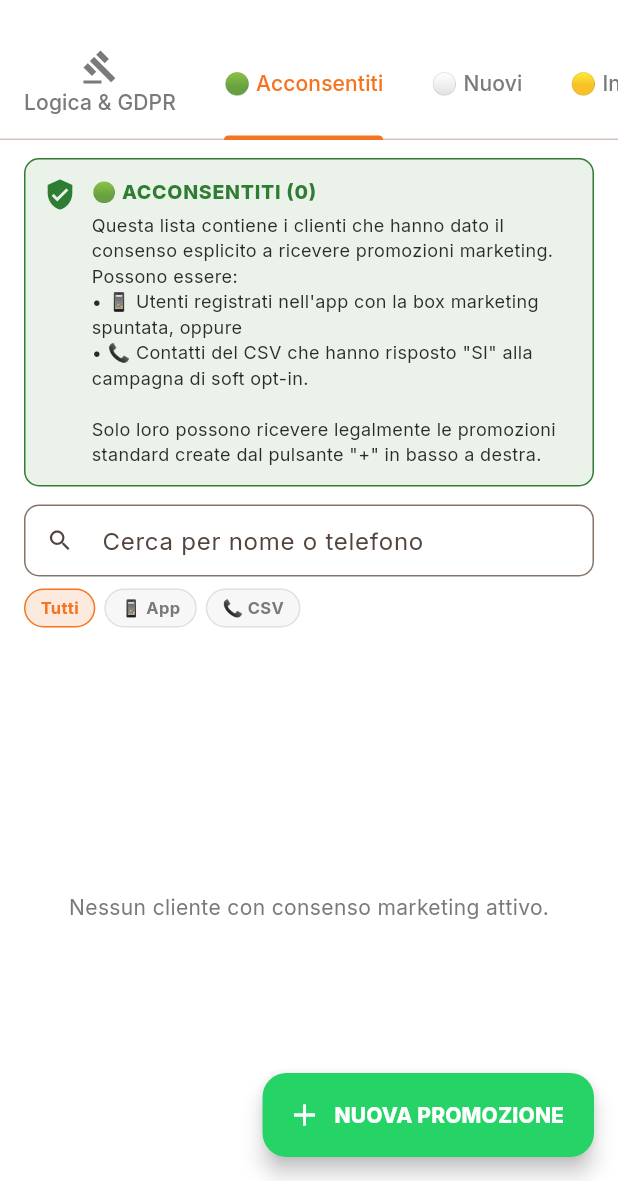
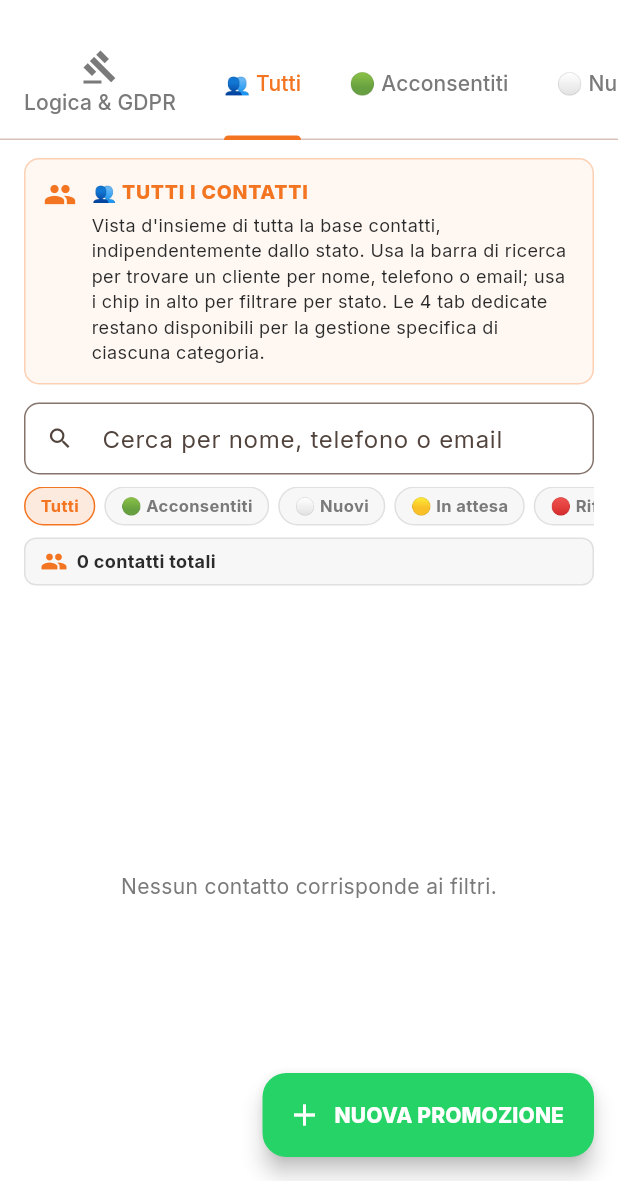
Before and after one commit to nico85-prog/silvestre-app, a Flutter app: the OperatorPromotionScreen screen opened directly, tab 2 chosen, on a phone screen of 412 x 824 dp, the part 55-1236 px from its top. Run offline on Flutter 3.47's test engine with Material 3 defaults, Android fonts, the phone set to English and light mode, and no system bars; our stand-ins replace cloud_firestore, firebase_auth, firebase_core, firebase_messaging, google_fonts, image_picker; accounts and stored records are empty; network calls fail.

Commit message:
feat(promo): aggiungi tab "👥 Tutti" con vista d'insieme contatti
Nuova tab inserita come seconda (dopo Logica & GDPR, prima delle 4
tab di stato). Pannello promo ora ha 6 tab totali.

Tab Tutti mostra:
  - Lista completa di TUTTI i contatti, ordinata per nome
  - Per ogni riga: emoji colore stato (🟢⚪🟡🔴) + badge testuale
    ("ACCONSENTITO", "NUOVO", "IN ATTESA", "RIFIUTATO")
  - Sorgente (📱 App / 📞 CSV)
  - Nome, telefono, email
  - Info contestuale:
    * 🟢 → "acconsentito il GG/MM/AAAA"
    * 🟡 → "soft opt-in inviato Ngg fa"
    * 🔴 → "rifiutato il GG/MM/AAAA"
    * ⚪ → "mai contattato"
  - Background row tintato col colore dello stato (verde/giallo/rosso/grigio)

Filtri:
  - Search bar: nome, telefono, email
  - Chip stato: Tutti / 🟢 / ⚪ / 🟡 / 🔴
  - Counter live "N contatti totali" o "N trovati"

Co-Authored-By: Claude Opus 4.7 (1M context) <noreply@anthropic.com>

```diff
--- a/app/lib/screens/operator/operator_promotion_screen.dart
+++ b/app/lib/screens/operator/operator_promotion_screen.dart
@@ -4,6 +4,7 @@ import '../../state/promotions_state.dart';
 import '../../theme/app_theme.dart';
 import 'new_promotion_screen.dart';
 import 'promotion_tabs/tab_logica_gdpr.dart';
+import 'promotion_tabs/tab_tutti.dart';
 import 'promotion_tabs/tab_acconsentiti.dart';
 import 'promotion_tabs/tab_nuovi.dart';
 import 'promotion_tabs/tab_in_attesa.dart';
@@ -28,7 +29,7 @@ class OperatorPromotionScreen extends StatefulWidget {
 class _OperatorPromotionScreenState extends State<OperatorPromotionScreen>
     with SingleTickerProviderStateMixin {
   late final TabController _tabController =
-      TabController(length: 5, vsync: this);
+      TabController(length: 6, vsync: this);
 
   @override
   void initState() {
@@ -58,6 +59,7 @@ class _OperatorPromotionScreenState extends State<OperatorPromotionScreen>
           indicatorColor: palette.primary,
           tabs: const [
             Tab(icon: Icon(Icons.gavel), text: 'Logica & GDPR'),
+            Tab(text: '👥 Tutti'),
             Tab(text: '🟢 Acconsentiti'),
             Tab(text: '⚪ Nuovi'),
             Tab(text: '🟡 In attesa'),
@@ -69,6 +71,7 @@ class _OperatorPromotionScreenState extends State<OperatorPromotionScreen>
         controller: _tabController,
         children: [
           PromoTabLogicaGdpr(palette: palette),
+          PromoTabTutti(palette: palette),
           PromoTabAcconsentiti(palette: palette),
           PromoTabNuovi(palette: palette),
           PromoTabInAttesa(palette: palette),
--- /dev/null
+++ b/app/lib/screens/operator/promotion_tabs/tab_tutti.dart
@@ -0,0 +1,360 @@
+import 'package:flutter/material.dart';
+import '../../../state/marketing_contacts_state.dart';
+import '../../../theme/app_theme.dart';
+
+/// Tab 👥 Tutti — vista d'insieme di tutti i contatti del sistema con
+/// badge di stato e filtri rapidi. Utile per ricerca globale e audit.
+class PromoTabTutti extends StatefulWidget {
+  final SilvestrePalette palette;
+  const PromoTabTutti({super.key, required this.palette});
+
+  @override
+  State<PromoTabTutti> createState() => _PromoTabTuttiState();
+}
+
+class _PromoTabTuttiState extends State<PromoTabTutti> {
+  String _search = '';
+  String _statusFilter = 'all'; // 'all' | 'yes' | 'new' | 'awaiting' | 'no'
+
+  String _statusOf(MarketingContact c) {
+    if (c.isOptedIn) return 'yes';
+    if (c.isNew) return 'new';
+    if (c.isAwaiting) return 'awaiting';
+    if (c.isRejected) return 'no';
+    return 'unknown';
+  }
+
+  String _emojiOf(String status) => switch (status) {
+        'yes' => '🟢',
+        'new' => '⚪',
+        'awaiting' => '🟡',
+        'no' => '🔴',
+        _ => '⚫',
+      };
+
+  String _labelOf(String status) => switch (status) {
+        'yes' => 'Acconsentito',
+        'new' => 'Nuovo',
+        'awaiting' => 'In attesa',
+        'no' => 'Rifiutato',
+        _ => '',
+      };
+
+  @override
+  Widget build(BuildContext context) {
+    return AnimatedBuilder(
+      animation: marketingContactsState,
+      builder: (context, _) {
+        if (marketingContactsState.loading &&
+            marketingContactsState.contacts.isEmpty) {
+          return const Center(child: CircularProgressIndicator());
+        }
+        final palette = widget.palette;
+        var list = marketingContactsState.contacts.toList();
+        // Ordinamento naturale: per nome
+        list.sort((a, b) => a.name.toLowerCase().compareTo(b.name.toLowerCase()));
+
+        if (_statusFilter != 'all') {
+          list = list.where((c) => _statusOf(c) == _statusFilter).toList();
+        }
+        if (_search.trim().isNotEmpty) {
+          final q = _search.trim().toLowerCase();
+          list = list
+              .where((c) =>
+                  c.name.toLowerCase().contains(q) ||
+                  c.phone.contains(q) ||
+                  c.email.toLowerCase().contains(q))
+              .toList();
+        }
+
+        return Column(
+          children: [
+            _explanationBanner(palette),
+            Padding(
+              padding: const EdgeInsets.fromLTRB(16, 12, 16, 0),
+              child: TextField(
+                decoration: InputDecoration(
+                  hintText: 'Cerca per nome, telefono o email',
+                  prefixIcon: const Icon(Icons.search),
+                  border: OutlineInputBorder(
+                      borderRadius: BorderRadius.circular(10)),
+                  isDense: true,
+                ),
+                onChanged: (v) => setState(() => _search = v),
+              ),
+            ),
+            Padding(
+              padding: const EdgeInsets.fromLTRB(16, 8, 16, 4),
+              child: SingleChildScrollView(
+                scrollDirection: Axis.horizontal,
+                child: Row(
+                  children: [
+                    _chip('Tutti', 'all', palette),
+                    const SizedBox(width: 6),
+                    _chip('🟢 Acconsentiti', 'yes', palette),
+                    const SizedBox(width: 6),
+                    _chip('⚪ Nuovi', 'new', palette),
+                    const SizedBox(width: 6),
+                    _chip('🟡 In attesa', 'awaiting', palette),
+                    const SizedBox(width: 6),
+                    _chip('🔴 Rifiutati', 'no', palette),
+                  ],
+                ),
+              ),
+            ),
+            Padding(
+              padding: const EdgeInsets.fromLTRB(16, 4, 16, 4),
+              child: Container(
+                padding:
+                    const EdgeInsets.symmetric(horizontal: 10, vertical: 6),
+                decoration: BoxDecoration(
+                  color: palette.surface,
+                  borderRadius: BorderRadius.circular(8),
+                  border: Border.all(color: palette.border),
+                ),
+                child: Row(
+                  children: [
+                    Icon(Icons.people, size: 18, color: palette.primary),
+                    const SizedBox(width: 6),
+                    Text(
+                      '${list.length} contatti'
+                      '${_statusFilter == 'all' && _search.isEmpty ? ' totali' : ' trovati'}',
+                      style: TextStyle(
+                          fontWeight: FontWeight.w700,
+                          color: palette.textPrimary,
+                          fontSize: 12),
+                    ),
+                  ],
+                ),
+              ),
+            ),
+            Expanded(
+              child: list.isEmpty
+                  ? Center(
+                      child: Padding(
+                        padding: const EdgeInsets.all(24),
+                        child: Text(
+                          'Nessun contatto corrisponde ai filtri.',
+                          textAlign: TextAlign.center,
+                          style: TextStyle(color: palette.textSecondary),
+                        ),
+                      ),
+                    )
+                  : ListView.separated(
+                      padding:
+                          const EdgeInsets.fromLTRB(16, 4, 16, 16),
+                      itemCount: list.length,
+                      separatorBuilder: (_, _) =>
+                          const SizedBox(height: 4),
+                      itemBuilder: (context, i) =>
+                          _row(palette, list[i]),
+                    ),
+            ),
+          ],
+        );
+      },
+    );
+  }
+
+  Widget _explanationBanner(SilvestrePalette palette) {
+    return Container(
+      margin: const EdgeInsets.fromLTRB(16, 12, 16, 0),
+      padding: const EdgeInsets.all(12),
+      decoration: BoxDecoration(
+        color: palette.primary.withValues(alpha: 0.06),
+        borderRadius: BorderRadius.circular(10),
+        border: Border.all(color: palette.primary.withValues(alpha: 0.3)),
+      ),
+      child: Row(
+        crossAxisAlignment: CrossAxisAlignment.start,
+        children: [
+          Icon(Icons.people, color: palette.primary, size: 22),
+          const SizedBox(width: 10),
+          Expanded(
+            child: Column(
+              crossAxisAlignment: CrossAxisAlignment.start,
+              children: [
+                Text(
+                  '👥 TUTTI I CONTATTI',
+                  style: TextStyle(
+                      fontWeight: FontWeight.w800,
+                      color: palette.primary,
+                      fontSize: 13,
+                      letterSpacing: 0.5),
+                ),
+                const SizedBox(height: 4),
+                Text(
+                  'Vista d\'insieme di tutta la base contatti, '
+                  'indipendentemente dallo stato. Usa la barra di ricerca '
+                  'per trovare un cliente per nome, telefono o email; '
+                  'usa i chip in alto per filtrare per stato. Le 4 tab '
+                  'dedicate restano disponibili per la gestione '
+                  'specifica di ciascuna categoria.',
+                  style: TextStyle(
+                      fontSize: 12,
+                      height: 1.4,
+                      color: palette.textPrimary),
+                ),
+              ],
+            ),
+          ),
+        ],
+      ),
+    );
+  }
+
+  Widget _chip(String label, String value, SilvestrePalette palette) {
+    final selected = _statusFilter == value;
+    return InkWell(
+      onTap: () => setState(() => _statusFilter = value),
+      child: Container(
+        padding: const EdgeInsets.symmetric(horizontal: 10, vertical: 4),
+        decoration: BoxDecoration(
+          color: selected
+              ? palette.primary.withValues(alpha: 0.15)
+              : palette.surface,
+          borderRadius: BorderRadius.circular(20),
+          border: Border.all(
+              color: selected ? palette.primary : palette.border),
+        ),
+        child: Text(label,
+            style: TextStyle(
+                fontSize: 11,
+                fontWeight: FontWeight.w700,
+                color: selected
+                    ? palette.primary
+                    : palette.textSecondary)),
+      ),
+    );
+  }
+
+  Color _bgColorOf(String status, SilvestrePalette palette) =>
+      switch (status) {
+        'yes' => const Color(0xFF2E7D32).withValues(alpha: 0.07),
+        'new' => palette.surface,
+        'awaiting' => palette.warning.withValues(alpha: 0.07),
+        'no' => palette.error.withValues(alpha: 0.06),
+        _ => palette.surface,
+      };
+
+  Color _borderColorOf(String status, SilvestrePalette palette) =>
+      switch (status) {
+        'yes' => const Color(0xFF2E7D32).withValues(alpha: 0.4),
+        'new' => palette.border,
+        'awaiting' => palette.warning.withValues(alpha: 0.5),
+        'no' => palette.error.withValues(alpha: 0.4),
+        _ => palette.border,
+      };
+
+  Color _statusColorOf(String status, SilvestrePalette palette) =>
+      switch (status) {
+        'yes' => const Color(0xFF2E7D32),
+        'new' => palette.textSecondary,
+        'awaiting' => palette.warning,
+        'no' => palette.error,
+        _ => palette.textSecondary,
+      };
+
+  String _fmtDate(DateTime d) =>
+      '${d.day.toString().padLeft(2, '0')}/'
+      '${d.month.toString().padLeft(2, '0')}/${d.year}';
+
+  String _daysAgo(DateTime d) {
+    final n = DateTime.now().difference(d).inDays;
+    if (n == 0) return 'oggi';
+    if (n == 1) return '1gg fa';
+    return '${n}gg fa';
+  }
+
+  Widget _row(SilvestrePalette palette, MarketingContact c) {
+    final status = _statusOf(c);
+    final emoji = _emojiOf(status);
+    final label = _labelOf(status);
+    final isFromCsv = c.source.startsWith('csv');
+    final statusColor = _statusColorOf(status, palette);
+
+    // Costruisco eventuale info contestuale (data invio / rifiuto)
+    String? contextInfo;
+    if (status == 'awaiting' && c.optInSentAt != null) {
+      contextInfo = 'soft opt-in inviato ${_daysAgo(c.optInSentAt!)}';
+    } else if (status == 'no' && c.optInRepliedAt != null) {
+      contextInfo = 'rifiutato il ${_fmtDate(c.optInRepliedAt!)}';
+    } else if (status == 'yes' && c.optInRepliedAt != null) {
+      contextInfo = 'acconsentito il ${_fmtDate(c.optInRepliedAt!)}';
+    } else if (status == 'new') {
+      contextInfo = 'mai contattato';
+    }
+
+    return Container(
+      padding: const EdgeInsets.symmetric(horizontal: 10, vertical: 8),
+      decoration: BoxDecoration(
+        color: _bgColorOf(status, palette),
+        borderRadius: BorderRadius.circular(8),
+        border: Border.all(color: _borderColorOf(status, palette)),
+      ),
+      child: Row(
+        children: [
+          Text(emoji, style: const TextStyle(fontSize: 18)),
+          const SizedBox(width: 8),
+          Text(isFromCsv ? '📞' : '📱',
+              style: const TextStyle(fontSize: 14)),
+          const SizedBox(width: 8),
+          Expanded(
+            child: Column(
+              crossAxisAlignment: CrossAxisAlignment.start,
+              children: [
+                Row(
+                  children: [
+                    Flexible(
+                      child: Text(c.name,
+                          overflow: TextOverflow.ellipsis,
+                          style: TextStyle(
+                              fontWeight: FontWeight.w700,
+                              fontSize: 13,
+                              color: palette.textPrimary)),
+                    ),
+                    const SizedBox(width: 6),
+                    Container(
+                      padding: const EdgeInsets.symmetric(
+                          horizontal: 6, vertical: 1),
+                      decoration: BoxDecoration(
+                        color: statusColor.withValues(alpha: 0.15),
+                        borderRadius: BorderRadius.circular(4),
+                      ),
+                      child: Text(label.toUpperCase(),
+                          style: TextStyle(
+                              color: statusColor,
+                              fontWeight: FontWeight.w800,
+                              fontSize: 9,
+                              letterSpacing: 0.5)),
+                    ),
+                  ],
+                ),
+                Text(c.phone,
+                    style: TextStyle(
+                        fontSize: 11,
+                        color: palette.textSecondary,
+                        fontFamily: 'Consolas')),
+                if (c.email.isNotEmpty)
+                  Text(c.email,
+                      overflow: TextOverflow.ellipsis,
+                      style: TextStyle(
+                          fontSize: 11,
+                          color: palette.textSecondary)),
+                if (contextInfo != null)
+                  Padding(
+                    padding: const EdgeInsets.only(top: 2),
+                    child: Text(contextInfo,
+                        style: TextStyle(
+                            fontSize: 10,
+                            color: statusColor,
+                            fontStyle: FontStyle.italic)),
+                  ),
+              ],
+            ),
+          ),
+        ],
+      ),
+    );
+  }
+}
```
